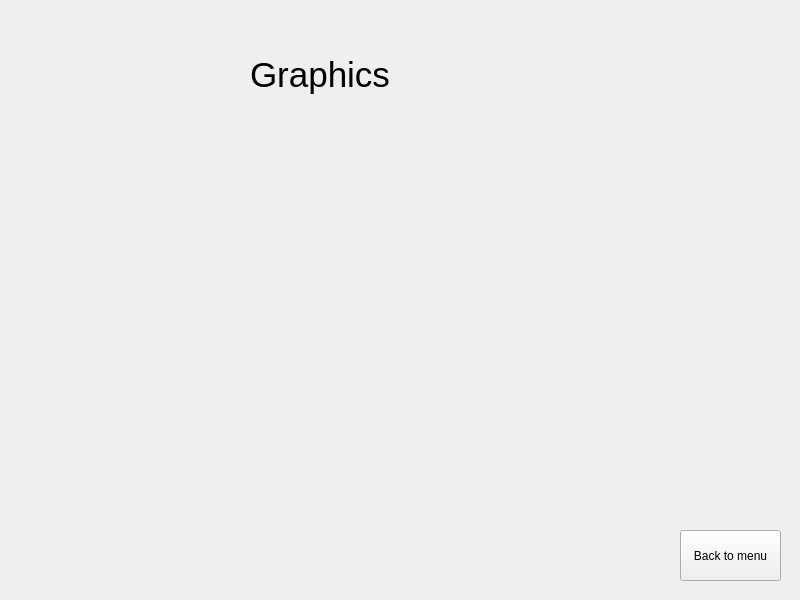
Qt form graphicswindow.ui (Ancellie/organizer_on_qt) before a commit.
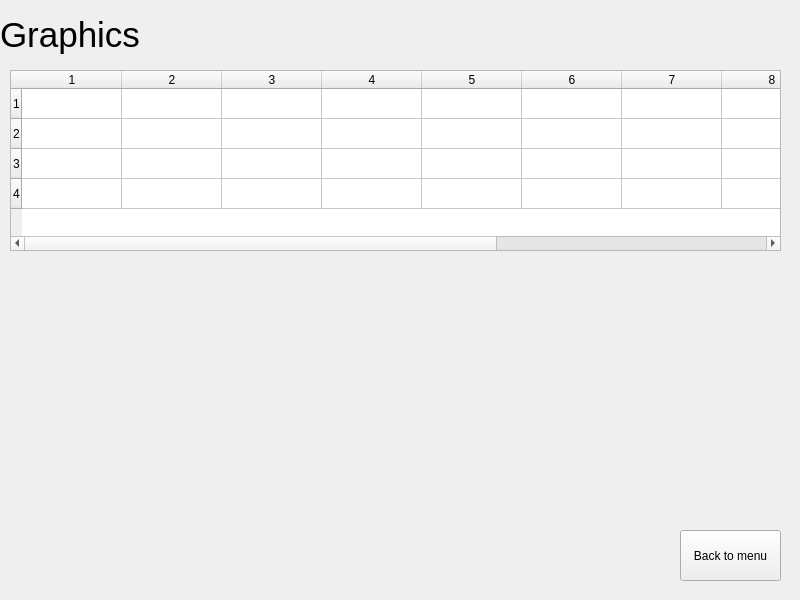
The same form after that commit. Custom widgets are drawn as their Qt base class.

Patch:
```diff
--- a/graphicswindow.ui
+++ b/graphicswindow.ui
@@ -16,8 +16,8 @@
   <widget class="QLabel" name="label">
    <property name="geometry">
     <rect>
-     <x>250</x>
-     <y>40</y>
+     <x>0</x>
+     <y>0</y>
      <width>251</width>
      <height>71</height>
     </rect>
@@ -39,7 +39,65 @@
     <string>Back to menu</string>
    </property>
   </widget>
+  <widget class="QTableWidget" name="tableWidget">
+   <property name="geometry">
+    <rect>
+     <x>10</x>
+     <y>70</y>
+     <width>771</width>
+     <height>181</height>
+    </rect>
+   </property>
+   <property name="lineWidth">
+    <number>1</number>
+   </property>
+   <property name="iconSize">
+    <size>
+     <width>5</width>
+     <height>10</height>
+    </size>
+   </property>
+   <property name="rowCount">
+    <number>4</number>
+   </property>
+   <property name="columnCount">
+    <number>11</number>
+   </property>
+   <row/>
+   <row/>
+   <row/>
+   <row/>
+   <column/>
+   <column/>
+   <column/>
+   <column/>
+   <column/>
+   <column/>
+   <column/>
+   <column/>
+   <column/>
+   <column/>
+   <column/>
+  </widget>
+  <widget class="QCustomPlot" name="customPlot" native="true">
+   <property name="geometry">
+    <rect>
+     <x>9</x>
+     <y>269</y>
+     <width>771</width>
+     <height>251</height>
+    </rect>
+   </property>
+  </widget>
  </widget>
+ <customwidgets>
+  <customwidget>
+   <class>QCustomPlot</class>
+   <extends>QWidget</extends>
+   <header>qcustomplot.h</header>
+   <container>1</container>
+  </customwidget>
+ </customwidgets>
  <resources/>
  <connections/>
 </ui>
```
